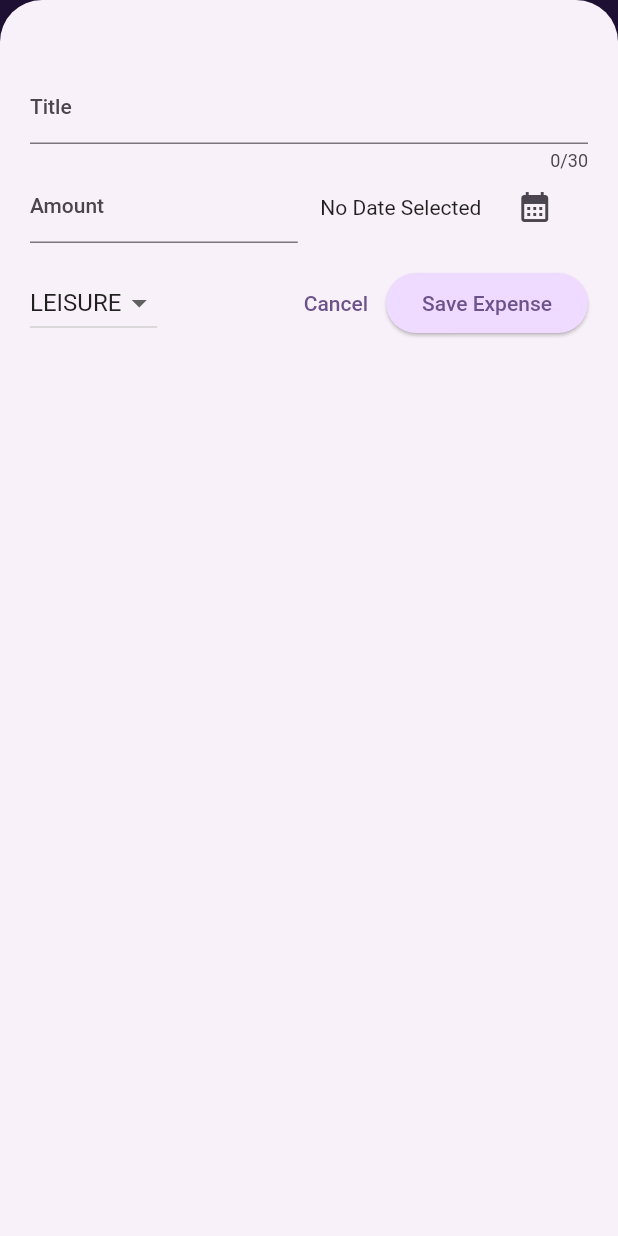
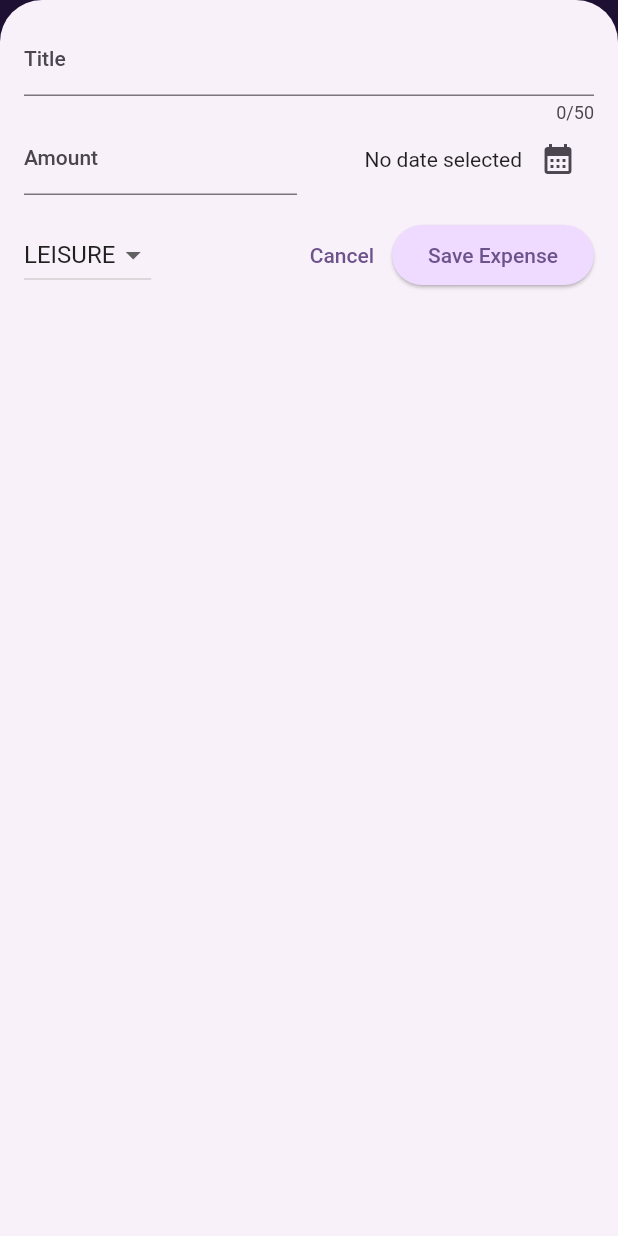
Before and after one commit to nida242004/expense_tracker, a Flutter app: the screen it shows after launch, after a tap on the "add" icon, on a phone screen of 412 x 824 dp. Run offline on Flutter 3.47's test engine with Material 2 defaults, Android fonts, the phone set to English and light mode, and no system bars.

Commit message:
responsiveness added

```diff
--- a/lib/main.dart
+++ b/lib/main.dart
@@ -1,11 +1,16 @@
 import 'package:expenses_tracker/widgets/expenses.dart';
 import 'package:flutter/material.dart';
+//import 'package:flutter/services.dart';
 
 var kcolorScheme = ColorScheme.fromSeed(seedColor: const Color(0xFF381460));
 var kDarkColorScheme = ColorScheme.fromSeed(
     brightness: Brightness.dark, seedColor:const Color.fromARGB(255, 232, 215, 251));
 
 void main() {
+  //WidgetsFlutterBinding.ensureInitialized();
+  //SystemChrome.setPreferredOrientations([
+  //  DeviceOrientation.portraitUp,
+  //]).then((fn){
   runApp(
     MaterialApp(
         darkTheme: ThemeData.dark().copyWith(
@@ -47,4 +52,5 @@ void main() {
         themeMode: ThemeMode.system, //default
         home: const Expenses()),
   );
+
 }
--- a/lib/widgets/expenses.dart
+++ b/lib/widgets/expenses.dart
@@ -13,12 +13,11 @@ class Expenses extends StatefulWidget {
 }
 
 class _ExpensesState extends State<Expenses> {
-  final List<Expense> _registeredExpenses = [
-
-  ];
+  final List<Expense> _registeredExpenses = [];
 
   void _openAddExpenseOverlay() {
     showModalBottomSheet(
+        useSafeArea: true,
         isScrollControlled: true,
         context: context,
         builder: (ctx) => NewExpense(onAddExpense: _addExpense));
@@ -53,6 +52,8 @@ class _ExpensesState extends State<Expenses> {
 
   @override
   Widget build(BuildContext context) {
+    final width = MediaQuery.of(context).size.width;
+
     Widget mainContent = const Center(
       child: Text('No expenses found. Start adding some!'),
     );
@@ -64,7 +65,6 @@ class _ExpensesState extends State<Expenses> {
 
     return Scaffold(
       appBar: AppBar(
-
         backgroundColor: const Color(0xFF3E206D),
         foregroundColor: const Color(0xFFFBDFF0),
         title: const Text('Track Your Expenses'),
@@ -75,12 +75,21 @@ class _ExpensesState extends State<Expenses> {
           )
         ],
       ),
-      body: Column(
-        children: [
-          Chart(expenses: _registeredExpenses),
-          Expanded(child: mainContent),
-        ],
-      ),
+      body: width < 600
+          ? Column(
+              children: [
+                Chart(expenses: _registeredExpenses),
+                Expanded(child: mainContent),
+              ],
+            )
+          : Row(
+              children: [
+                Expanded(
+                  child: Chart(expenses: _registeredExpenses),
+                ),
+                Expanded(child: mainContent),
+              ],
+            ),
     );
   }
 }
--- a/lib/widgets/new_expense.dart
+++ b/lib/widgets/new_expense.dart
@@ -1,8 +1,8 @@
+import 'dart:io';
+
+import 'package:flutter/material.dart';
+import 'package:flutter/cupertino.dart';
 import 'package:expenses_tracker/models/expense.dart';
-import 'package:flutter/material.dart';
-import 'package:intl/intl.dart';
-
-final formatter = DateFormat.yMd();
 
 class NewExpense extends StatefulWidget {
   const NewExpense({super.key, required this.onAddExpense});
@@ -16,7 +16,7 @@ class NewExpense extends StatefulWidget {
 }
 
 class _NewExpenseState extends State<NewExpense> {
-  final _titleController = TextEditingController(); //always use dispose
+  final _titleController = TextEditingController();
   final _amountController = TextEditingController();
   DateTime? _selectedDate;
   Category _selectedCategory = Category.leisure;
@@ -28,33 +28,59 @@ class _NewExpenseState extends State<NewExpense> {
       context: context,
       initialDate: now,
       firstDate: firstDate,
-        lastDate: now);
+      lastDate: now,
+    );
     setState(() {
       _selectedDate = pickedDate;
     });
   }
 
-  void _submitExpenseData() {
-    final enteredAmount = double.tryParse(_amountController.text);
-    final amountIsInvalid = enteredAmount == null || enteredAmount <= 0;
-    if (_titleController.text.trim().isEmpty ||
-        amountIsInvalid ||
-        _selectedDate == null) {
-      showDialog(
+  void _showDialog() {
+    if (Platform.isIOS) {
+      showCupertinoDialog(
         context: context,
-        builder: (ctx) => AlertDialog(
-          title: const Text('Invalid Input'),
+        builder: (ctx) => CupertinoAlertDialog(
+          title: const Text('Invalid input'),
           content: const Text(
-              'Please make sure a valid Date, Amount, Category and Title was entered.'),
+              'Please make sure a valid title, amount, date and category was entered.'),
           actions: [
             TextButton(
               onPressed: () {
                 Navigator.pop(ctx);
               },
-                child: const Text('Okay'))
+              child: const Text('Okay'),
+            ),
           ],
         ),
       );
+    } else {
+      showDialog(
+        context: context,
+        builder: (ctx) => AlertDialog(
+          title: const Text('Invalid input'),
+          content: const Text(
+              'Please make sure a valid title, amount, date and category was entered.'),
+          actions: [
+            TextButton(
+              onPressed: () {
+                Navigator.pop(ctx);
+              },
+              child: const Text('Okay'),
+            ),
+          ],
+        ),
+      );
+    }
+  }
+
+  void _submitExpenseData() {
+    final enteredAmount = double.tryParse(_amountController
+        .text); // tryParse('Hello') => null, tryParse('1.12') => 1.12
+    final amountIsInvalid = enteredAmount == null || enteredAmount <= 0;
+    if (_titleController.text.trim().isEmpty ||
+        amountIsInvalid ||
+        _selectedDate == null) {
+      _showDialog();
       return;
     }
 
@@ -63,7 +89,8 @@ class _NewExpenseState extends State<NewExpense> {
         title: _titleController.text,
         amount: enteredAmount,
         date: _selectedDate!,
-          category: _selectedCategory),
+        category: _selectedCategory,
+      ),
     );
     Navigator.pop(context);
   }
@@ -77,65 +104,61 @@ class _NewExpenseState extends State<NewExpense> {
 
   @override
   Widget build(BuildContext context) {
-    return Padding(
-        padding: const EdgeInsets.fromLTRB(20,48,20,20),
+    final keyboardSpace = MediaQuery.of(context).viewInsets.bottom;
+    return LayoutBuilder(builder: (ctx, constraints) {
+      final width = constraints.maxWidth;
+
+      return SizedBox(
+        height: double.infinity,
+        child: SingleChildScrollView(
+          child: Padding(
+            padding: EdgeInsets.fromLTRB(16, 16, 16, keyboardSpace + 16),
             child: Column(
               children: [
-            TextField(
+                if (width >= 600)
+                  Row(
+                    crossAxisAlignment: CrossAxisAlignment.start,
+                    children: [
+                      Expanded(
+                        child: TextField(
                           controller: _titleController,
-              maxLength: 30,
-              keyboardType: TextInputType.text,
+                          maxLength: 50,
                           decoration: const InputDecoration(
                             label: Text('Title'),
                           ),
                         ),
-            Row(
-              children: [
+                      ),
+                      const SizedBox(width: 24),
                       Expanded(
                         child: TextField(
                           controller: _amountController,
                           keyboardType: TextInputType.number,
                           decoration: const InputDecoration(
-                      prefixText: '₹ ',
+                            prefixText: '\$ ',
                             label: Text('Amount'),
                           ),
                         ),
                       ),
-                const SizedBox(width: 15),
-                Expanded(
-                  child: Row(
-                      mainAxisAlignment: MainAxisAlignment.end,
-                      crossAxisAlignment: CrossAxisAlignment.center,
-                      children: [
-                         Text(
-                            _selectedDate == null
-                                ? 'No Date Selected'
-                                : formatter.format(_selectedDate!),
-                          ),
-
-                        Expanded(
-                          child: IconButton(
-                            onPressed: _presentDatePicker,
-                            icon: const Icon(Icons.calendar_month),
-                          ),
+                    ],
                   )
-                      ],
+                else
+                  TextField(
+                    controller: _titleController,
+                    maxLength: 50,
+                    decoration: const InputDecoration(
+                      label: Text('Title'),
                     ),
                   ),
-
-              ],
-            ),
-            const SizedBox(height: 16),
-            Row(
-              children: [
+                if (width >= 600)
+                  Row(children: [
                     DropdownButton(
                       value: _selectedCategory,
                       items: Category.values
                           .map(
-                          (Category) => DropdownMenuItem(
-                            value: Category,
+                            (category) => DropdownMenuItem(
+                              value: category,
                               child: Text(
-                              Category.name.toUpperCase(),
+                                category.name.toUpperCase(),
                               ),
                             ),
                           )
@@ -147,23 +170,121 @@ class _NewExpenseState extends State<NewExpense> {
                         setState(() {
                           _selectedCategory = value;
                         });
-                    }),
+                      },
+                    ),
+                    const SizedBox(width: 24),
+                    Expanded(
+                      child: Row(
+                        mainAxisAlignment: MainAxisAlignment.end,
+                        crossAxisAlignment: CrossAxisAlignment.center,
+                        children: [
+                          Text(
+                            _selectedDate == null
+                                ? 'No date selected'
+                                : formatter.format(_selectedDate!),
+                          ),
+                          IconButton(
+                            onPressed: _presentDatePicker,
+                            icon: const Icon(
+                              Icons.calendar_month,
+                            ),
+                          ),
+                        ],
+                      ),
+                    ),
+                  ])
+                else
+                  Row(
+                    children: [
+                      Expanded(
+                        child: TextField(
+                          controller: _amountController,
+                          keyboardType: TextInputType.number,
+                          decoration: const InputDecoration(
+                            prefixText: '\$ ',
+                            label: Text('Amount'),
+                          ),
+                        ),
+                      ),
+                      const SizedBox(width: 16),
+                      Expanded(
+                        child: Row(
+                          mainAxisAlignment: MainAxisAlignment.end,
+                          crossAxisAlignment: CrossAxisAlignment.center,
+                          children: [
+                            Text(
+                              _selectedDate == null
+                                  ? 'No date selected'
+                                  : formatter.format(_selectedDate!),
+                            ),
+                            IconButton(
+                              onPressed: _presentDatePicker,
+                              icon: const Icon(
+                                Icons.calendar_month,
+                              ),
+                            ),
+                          ],
+                        ),
+                      ),
+                    ],
+                  ),
+                const SizedBox(height: 16),
+                if (width >= 600)
+                  Row(children: [
                     const Spacer(),
                     TextButton(
                       onPressed: () {
                         Navigator.pop(context);
                       },
-                    child: const Text('Cancel')),
+                      child: const Text('Cancel'),
+                    ),
                     ElevatedButton(
                       onPressed: _submitExpenseData,
                       child: const Text('Save Expense'),
+                    ),
+                  ])
+                else
+                  Row(
+                    children: [
+                      DropdownButton(
+                        value: _selectedCategory,
+                        items: Category.values
+                            .map(
+                              (category) => DropdownMenuItem(
+                                value: category,
+                                child: Text(
+                                  category.name.toUpperCase(),
+                                ),
+                              ),
                             )
-                //Add button to cancel
-              ],
-            )
+                            .toList(),
+                        onChanged: (value) {
+                          if (value == null) {
+                            return;
+                          }
+                          setState(() {
+                            _selectedCategory = value;
+                          });
+                        },
+                      ),
+                      const Spacer(),
+                      TextButton(
+                        onPressed: () {
+                          Navigator.pop(context);
+                        },
+                        child: const Text('Cancel'),
+                      ),
+                      ElevatedButton(
+                        onPressed: _submitExpenseData,
+                        child: const Text('Save Expense'),
+                      ),
                     ],
                   ),
+              ],
+            ),
+          ),
+        ),
       );
-
+    });
   }
 }
```
Lines whose indentation alone changed are shown as unchanged.
